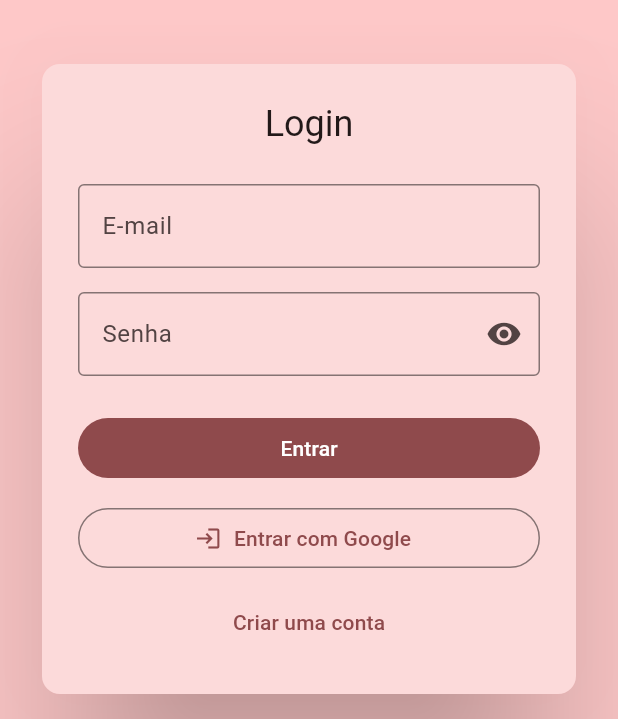
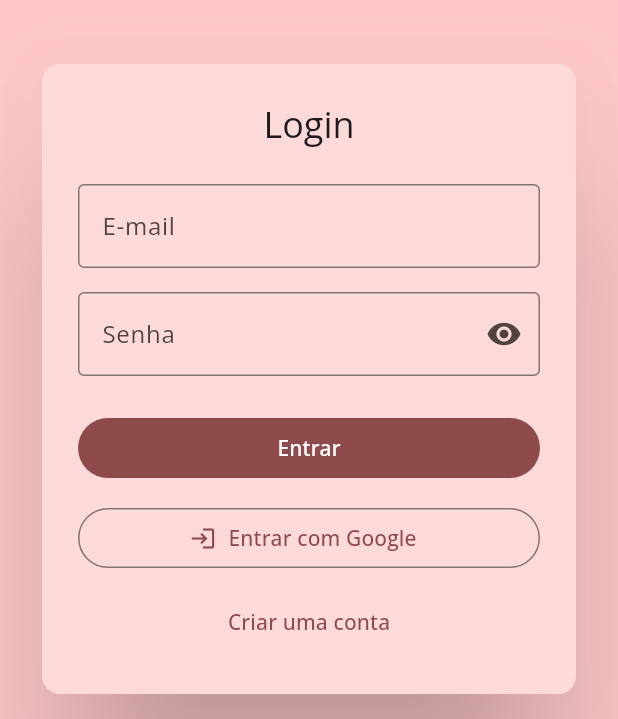
Before and after one commit to Gsaudx/app_agendamento_salao, a Flutter app: the screen it shows after launch, on a phone screen of 412 x 824 dp. Shown: the part 473-1192 px from the top of the screen. Run offline on Flutter 3.47's test engine with Material 3 defaults, Android fonts, the phone set to English and light mode, and no system bars; our stand-ins replace cloud_firestore, firebase_auth, firebase_core, google_fonts, google_sign_in, table_calendar and 1 more; accounts and stored records are empty.

Commit message:
feat/chore: google_fonts e open sans como fonte padrão do app

```diff
--- a/lib/app.dart
+++ b/lib/app.dart
@@ -1,7 +1,7 @@
 import 'package:app_paula_barros/screens/history_screen.dart';
 import 'package:app_paula_barros/screens/newappointmens_screen.dart';
 import 'package:flutter/material.dart';
-import 'package:web/web.dart';
+import 'package:google_fonts/google_fonts.dart';
 
 import 'dependencias/dependencias_widget.dart';
 import 'screens/appointments_screen.dart';
@@ -77,14 +77,21 @@ class SalonSchedulerApp extends StatelessWidget {
 
   ThemeData _buildTheme() {
     final scheme = ColorScheme.fromSeed(seedColor: const Color(0xFFFEC8C8));
+    final textTheme = GoogleFonts.openSansTextTheme();
     return ThemeData(
       colorScheme: scheme,
       useMaterial3: true,
+      textTheme: textTheme,
       scaffoldBackgroundColor: scheme.surface,
       appBarTheme: AppBarTheme(
         backgroundColor: scheme.surface,
         foregroundColor: scheme.onSurface,
         elevation: 0,
+        titleTextStyle: GoogleFonts.openSans(
+          fontSize: 20,
+          fontWeight: FontWeight.w600,
+          color: scheme.onSurface,
+        ),
       ),
       floatingActionButtonTheme: FloatingActionButtonThemeData(
         backgroundColor: scheme.primary,
--- a/pubspec.yaml
+++ b/pubspec.yaml
@@ -41,6 +41,7 @@ dependencies:
   intl: ^0.19.0
   web: ^0.5.1
   table_calendar: ^3.1.0
+  google_fonts: ^6.2.1
 
 dev_dependencies:
   flutter_test:
```
Also changed, not shown: pubspec.lock, 1 other file.
